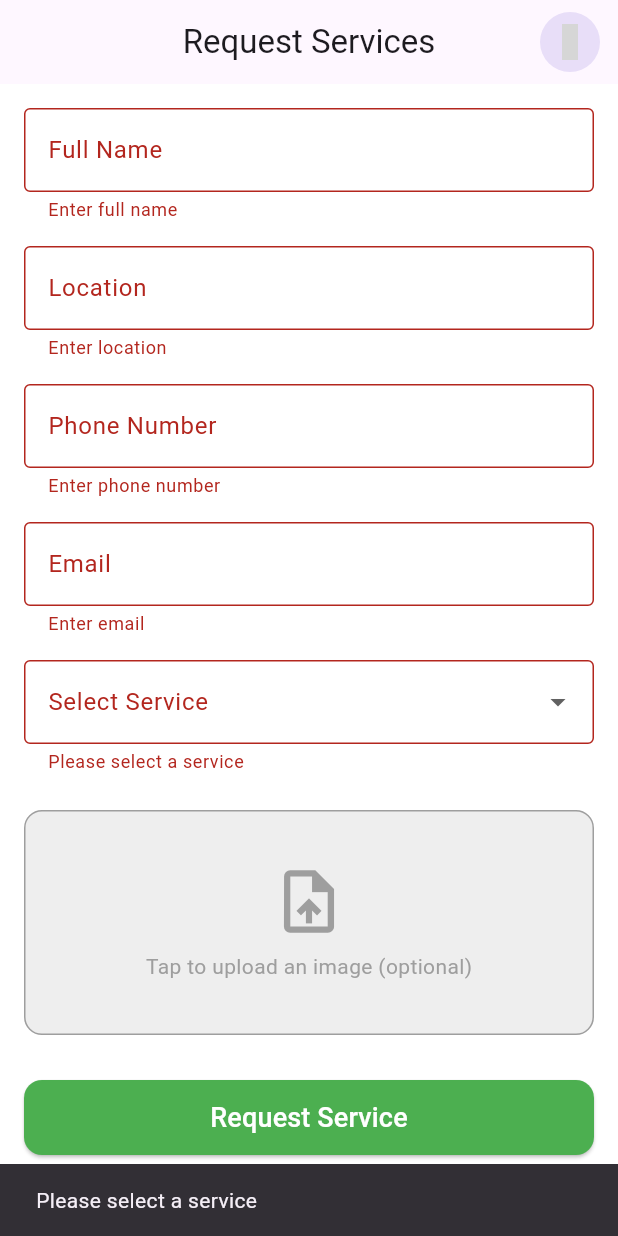
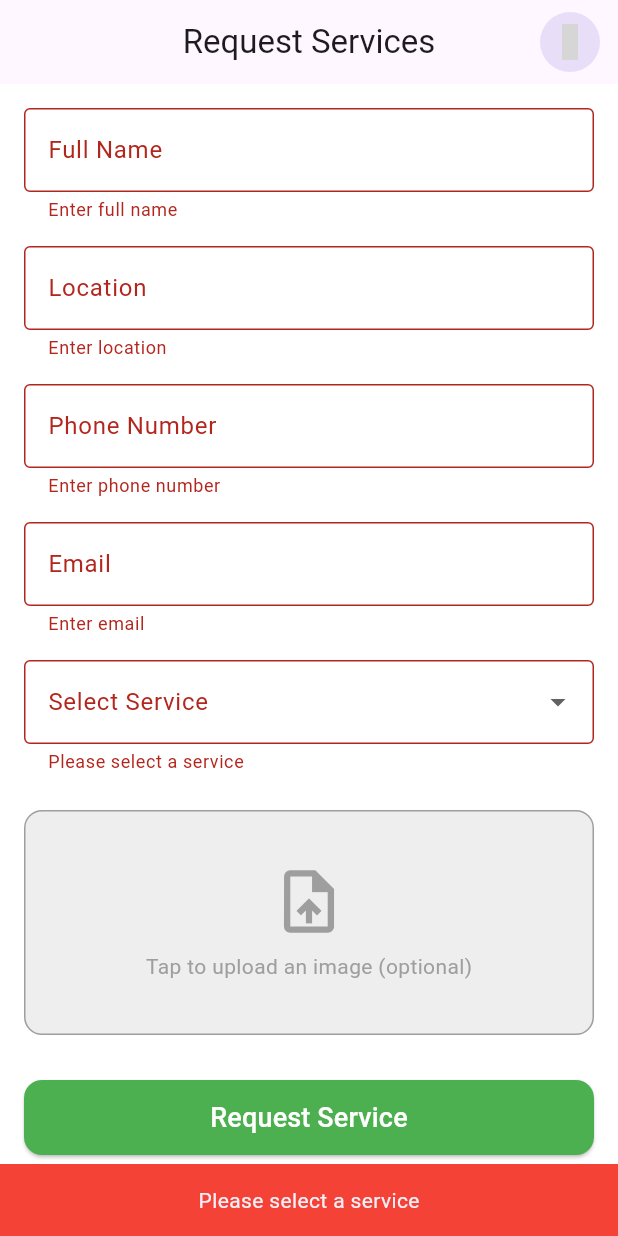
Before and after one commit to JoelBlessAddo/salonika, a Flutter app: the ServiceRequestPage screen opened directly, after a tap on "Request Service", on a phone screen of 412 x 824 dp. Run offline on Flutter 3.47's test engine with Material 3 defaults, Android fonts, the phone set to English and light mode, and no system bars; our stand-ins replace iconly, image_picker; grey boxes are pictures that could not be loaded.

Commit message:
second push

```diff
--- a/lib/screens/check_out_page.dart
+++ b/lib/screens/check_out_page.dart
@@ -257,7 +257,7 @@ class _CheckoutState extends State<Checkout> {
                   ScaffoldMessenger.of(context).showSnackBar(
                     const SnackBar(
                       backgroundColor: Colors.green,
-                      content: Text("Order Confirmed!"),
+                      content: Center(child: Text("Order Confirmed!")),
                     ),
                   );
                 },
--- a/lib/widgets/service.dart
+++ b/lib/widgets/service.dart
@@ -45,12 +45,18 @@ class _ServiceRequestPageState extends State<ServiceRequestPage> {
   void submitRequest() {
     if (_formKey.currentState!.validate() && selectedService != null) {
       ScaffoldMessenger.of(context).showSnackBar(
-        const SnackBar(content: Text('Service request submitted!')),
+        const SnackBar(
+          backgroundColor: Colors.green,
+          content: Center(child: Text('Service request submitted!')),
+        ),
       );
     } else if (selectedService == null) {
-      ScaffoldMessenger.of(
-        context,
-      ).showSnackBar(const SnackBar(content: Text('Please select a service')));
+      ScaffoldMessenger.of(context).showSnackBar(
+        const SnackBar(
+          backgroundColor: Colors.red,
+          content: Center(child: Text('Please select a service')),
+        ),
+      );
     }
   }
 
```
